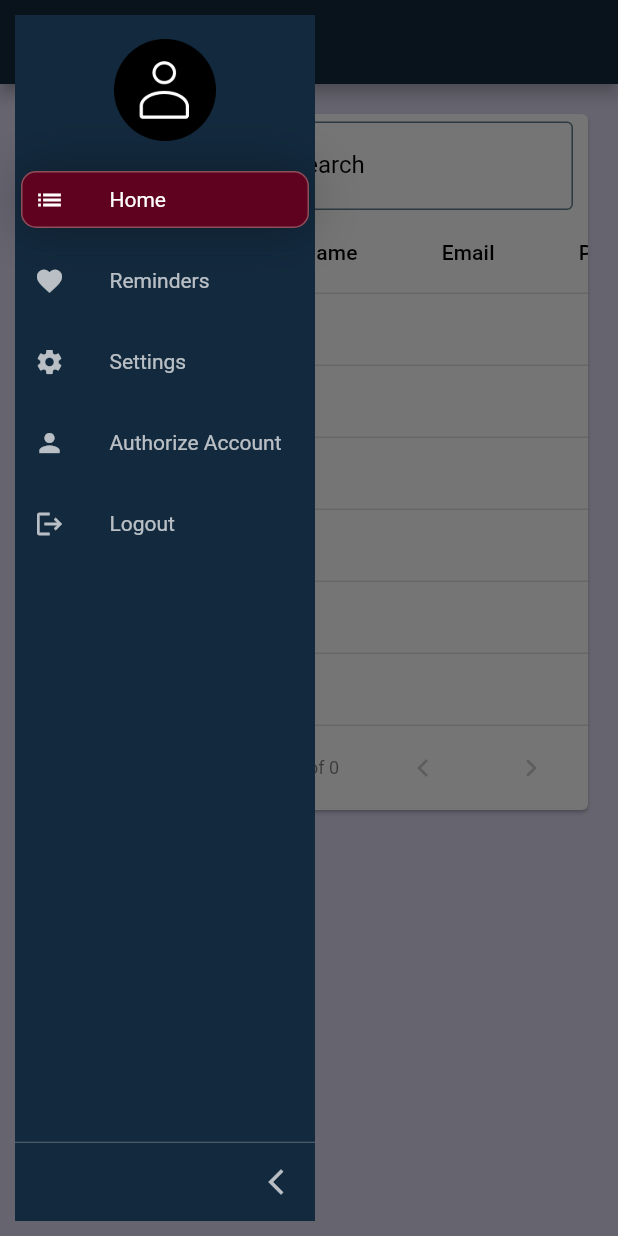
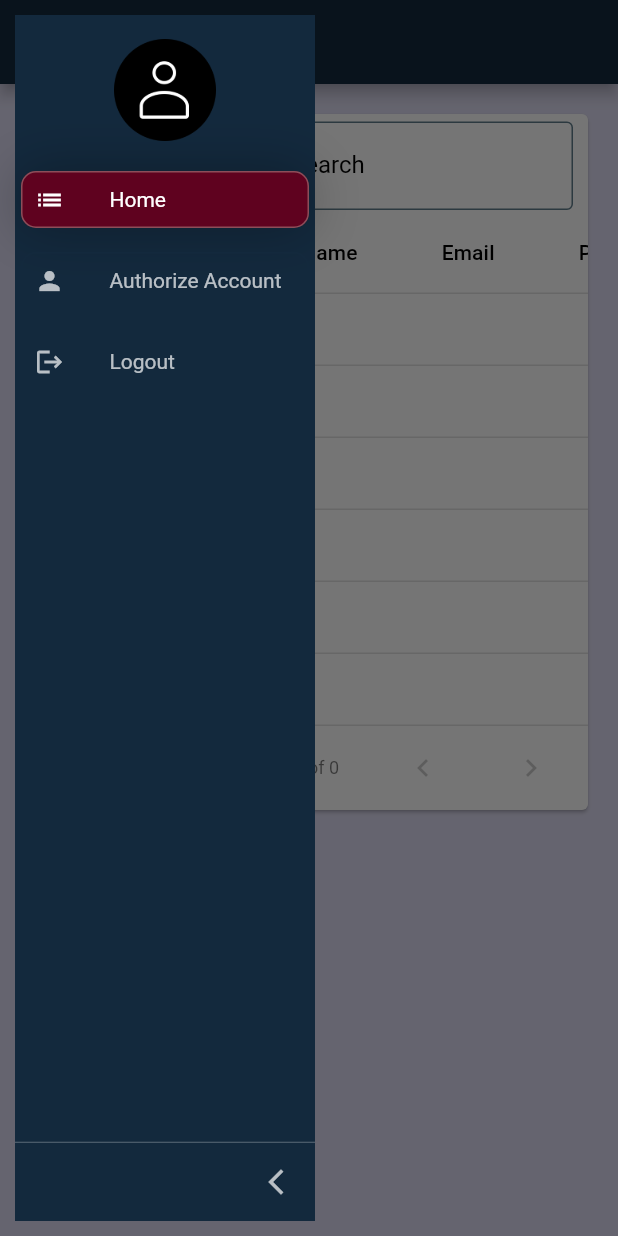
Before and after one commit to Rikveet/Subscription-App, a Flutter app: the screen it shows once a user with an empty profile is signed in, with the side drawer open, on a phone screen of 412 x 824 dp. Run offline on Flutter 3.47's test engine with Material 2 defaults, Android fonts, the phone set to English and light mode, and no system bars; drawn by our look-alikes of flutter_form_builder, sidebarx; our stand-ins replace flutter_dotenv, lottie, supabase_flutter; missing offline and left inert: country_state_city, window_manager; accounts and stored records are empty.

```diff
--- a/lib/constants.dart
+++ b/lib/constants.dart
@@ -61,11 +61,11 @@ SnackBar ErrorSnackBar(String content) {
 
 String getTitleByIndex(int index) {
   switch (index) {
+    // case 1:
+    //   return 'Reminders';
+    // case 2:
+    //   return 'Settings';
     case 1:
-      return 'Reminders';
-    case 2:
-      return 'Settings';
-    case 3:
       return 'Authorize Account';
     default:
       return 'Home';
--- a/lib/views/dashboard.dart
+++ b/lib/views/dashboard.dart
@@ -72,11 +72,11 @@ class DashboardState extends State<Dashboard> {
                           }
                         }
                         switch (dashboardController.selectedIndex) {
+                          // case 1:
+                          //   return Container(); // Reminders
+                          // case 2:
+                          //   return Container(); // Settings
                           case 1:
-                            return Container(); // Reminders
-                          case 2:
-                            return Container(); // Settings
-                          case 3:
                             return AuthorizedUsersTable(isClientAdmin: isClientAdmin, snapshot: snapshot);
                           default: // case 0 and any other case that only uses onTap functionality
                             return AttendeeListTable(isClientEditor: isClientEditor);
--- a/lib/widgets/form/add_user.dart
+++ b/lib/widgets/form/add_user.dart
@@ -128,6 +128,12 @@ class AddUserFormState extends State<AddUserForm> {
                 if (value == null || value.isEmpty) {
                   return "Required*";
                 }
+                if (value.length < 3) {
+                  return 'Too short, must be more than 3 letters';
+                }
+                if (!isText(value)) {
+                  return 'Only alphabets are allowed';
+                }
                 return null;
               },
             ),
@@ -138,6 +144,9 @@ class AddUserFormState extends State<AddUserForm> {
               validator: (value) {
                 if (value == null || value.isEmpty) {
                   return "Required*";
+                }
+                if (!isEmail(value)) {
+                  return "Not a valid email";
                 }
                 if (widget.registeredEmails.contains(value) && value.compareTo(widget.user?.email ?? '') != 0) {
                   // User entered an email that is already registered and not their email.
--- a/lib/widgets/nav.dart
+++ b/lib/widgets/nav.dart
@@ -72,14 +72,14 @@ class Nav extends StatelessWidget {
           icon: Icons.list,
           label: 'Home',
         ),
-        const SidebarXItem(
-          icon: Icons.favorite,
-          label: 'Reminders',
-        ),
-        const SidebarXItem(
-          icon: Icons.settings,
-          label: 'Settings',
-        ),
+        // const SidebarXItem(
+        //   icon: Icons.favorite,
+        //   label: 'Reminders',
+        // ),
+        // const SidebarXItem(
+        //   icon: Icons.settings,
+        //   label: 'Settings',
+        // ),
         const SidebarXItem(
           icon: Icons.person,
           label: 'Authorize Account',
```
Also changed, not shown: 1 other file.
